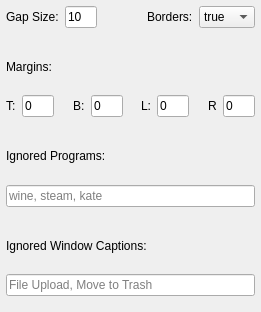
Above: contents/ui/config.ui from Jazqa/kwin-quarter-tiling before the change. Below: the same form after it.
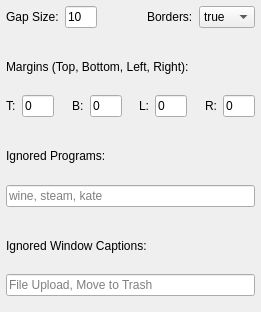
That is the form after the change.

Commit message: changing the desktop of maximized/minimized clients

Patch:
```diff
--- a/contents/ui/config.ui
+++ b/contents/ui/config.ui
@@ -112,7 +112,7 @@
    <item>
     <widget class="QLabel" name="marginsLabel">
      <property name="text">
-      <string>Margins:</string>
+      <string>Margins (Top, Bottom, Left, Right):</string>
      </property>
     </widget>
    </item>
@@ -223,7 +223,7 @@
      <item>
       <widget class="QLabel" name="label_4">
        <property name="text">
-        <string>R</string>
+        <string>R:</string>
        </property>
       </widget>
      </item>
```
The commit also changes 1 other file.
